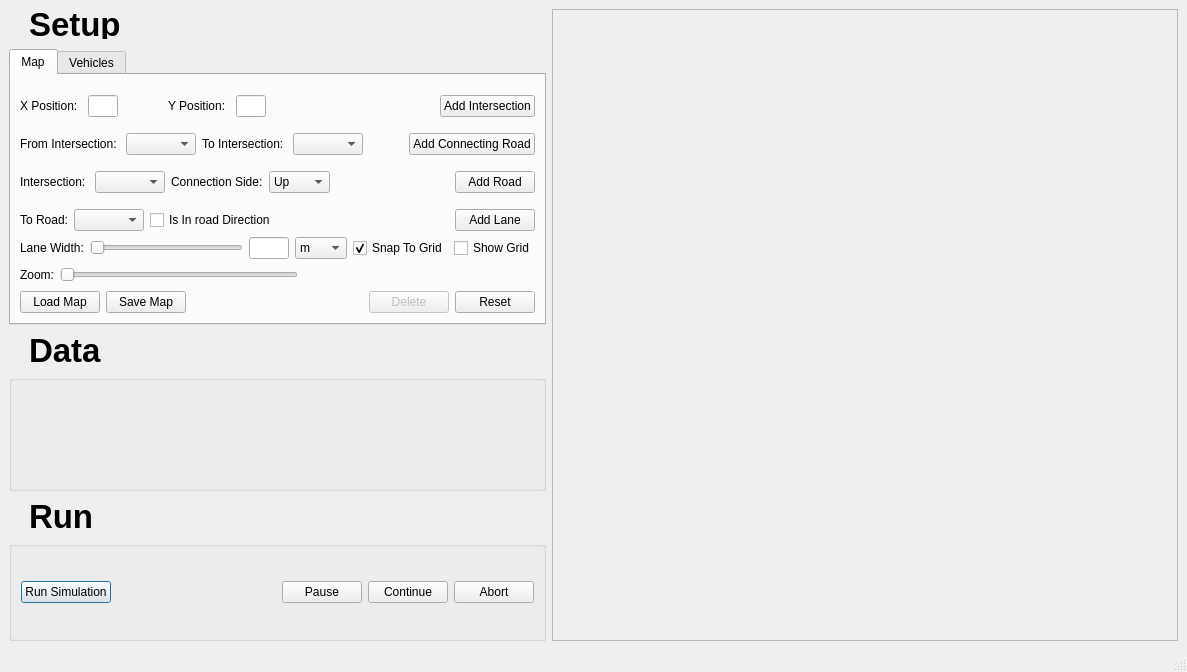
First picture: the form in src/UI/mainwindow.ui, repository samuelarbibe/ai-tms, before the edit.
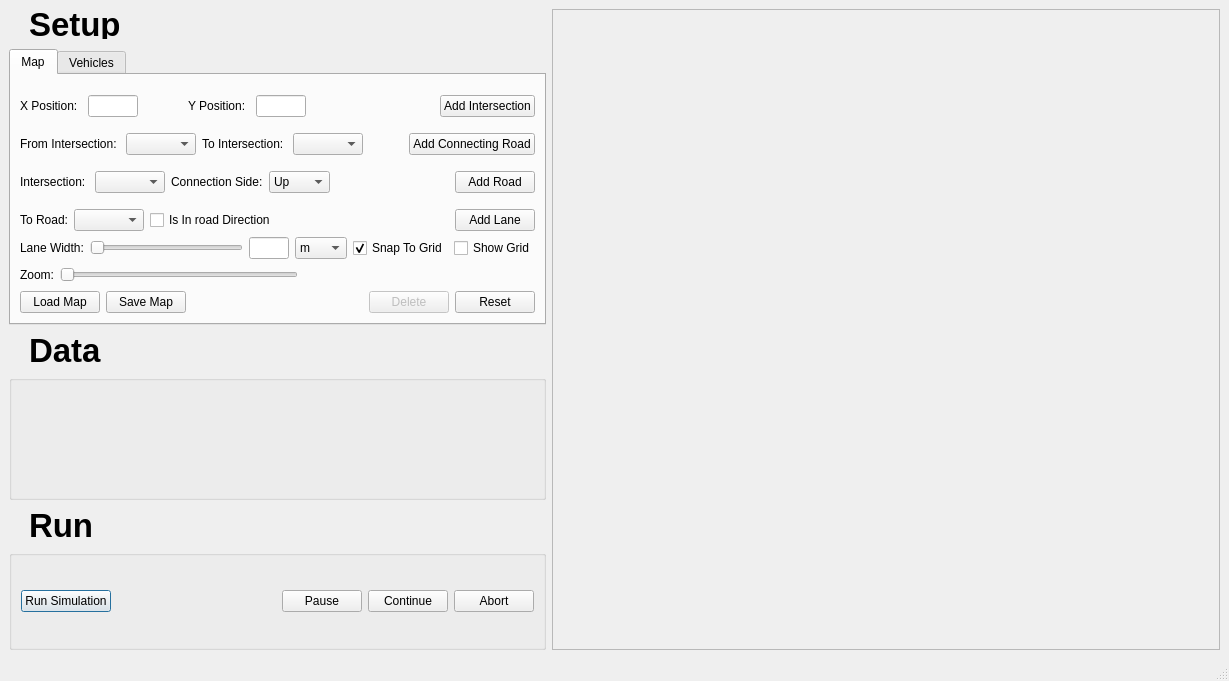
Second picture: the form after the edit.

The edit to the form file:
```diff
--- a/src/UI/mainwindow.ui
+++ b/src/UI/mainwindow.ui
@@ -6,8 +6,8 @@
    <rect>
     <x>0</x>
     <y>0</y>
-    <width>1187</width>
-    <height>672</height>
+    <width>1229</width>
+    <height>681</height>
    </rect>
   </property>
   <property name="sizePolicy">
@@ -111,7 +111,7 @@
                     </property>
                     <property name="maximumSize">
                      <size>
-                      <width>30</width>
+                      <width>50</width>
                       <height>16777215</height>
                      </size>
                     </property>
@@ -153,7 +153,7 @@
                     </property>
                     <property name="maximumSize">
                      <size>
-                      <width>30</width>
+                      <width>50</width>
                       <height>16777215</height>
                      </size>
                     </property>
```
Left out of the diff: 4 changed lines with no effect on the pictures.
